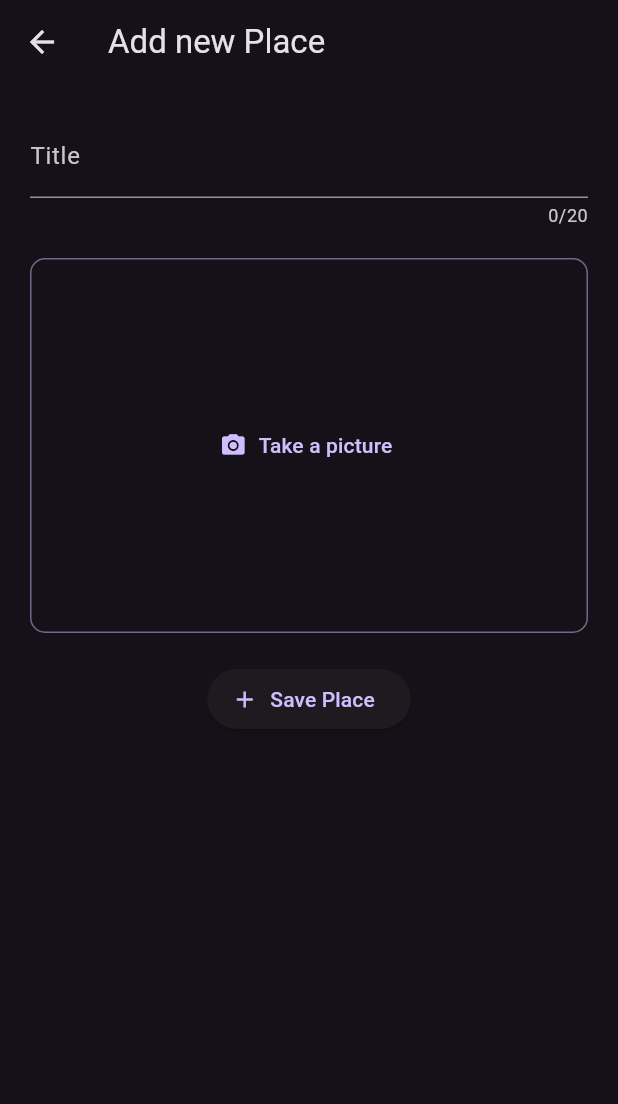
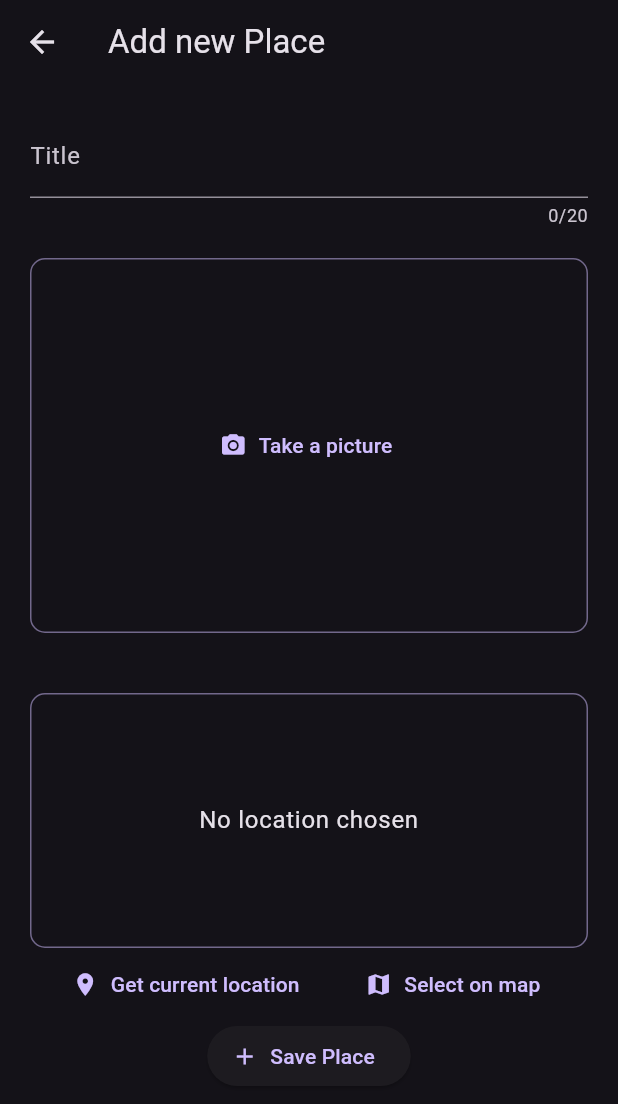
Before and after one commit to DiegoAuzaDev/native_feature_app, a Flutter app: the AddPlaceScren screen opened directly, on a phone screen of 412 x 824 dp. Shown: the top 1104 px of the screen. Run offline on Flutter 3.47's test engine with Material 3 defaults, Android fonts, the phone set to English and light mode, and no system bars; our stand-ins replace flutter_riverpod, image_picker, location.

```diff
--- a/lib/screen/add_place.dart
+++ b/lib/screen/add_place.dart
@@ -3,6 +3,8 @@ import 'package:flutter_riverpod/flutter_riverpod.dart';
 import 'package:native_feature_app/providers/user_places.dart';
 import 'package:native_feature_app/widgets/image_input.dart';
 import 'dart:io';
+
+import 'package:native_feature_app/widgets/location_input.dart';
 
 class AddPlaceScren extends ConsumerStatefulWidget {
   const AddPlaceScren({super.key});
@@ -65,6 +67,10 @@ class _AddPlaceScrenState extends ConsumerState<AddPlaceScren> {
               const SizedBox(
                 height: 20,
               ),
+              const SizedBox(
+                height: 20,
+              ),
+              const LocationInput(),
               ElevatedButton.icon(
                 icon: const Icon(Icons.add),
                 onPressed: () {
--- /dev/null
+++ b/lib/widgets/location_input.dart
@@ -0,0 +1,99 @@
+import 'package:flutter/material.dart';
+import 'package:location/location.dart';
+
+class LocationInput extends StatefulWidget {
+  const LocationInput({super.key});
+
+  @override
+  State<LocationInput> createState() => _LocationInputState();
+}
+
+class _LocationInputState extends State<LocationInput> {
+  Location? _pickLocation;
+
+  var _isGettingLocation = false;
+
+  void _getCurrentLocation() async {
+    Location location = Location();
+
+    bool serviceEnabled;
+    PermissionStatus permissionGranted;
+    LocationData locationData;
+
+    serviceEnabled = await location.serviceEnabled();
+    if (!serviceEnabled) {
+      serviceEnabled = await location.requestService();
+      if (!serviceEnabled) {
+        return;
+      }
+    }
+
+    permissionGranted = await location.hasPermission();
+    if (permissionGranted == PermissionStatus.denied) {
+      permissionGranted = await location.requestPermission();
+      if (permissionGranted != PermissionStatus.granted) {
+        return;
+      }
+    }
+    setState(() {
+      _isGettingLocation = true;
+    });
+    locationData = await location.getLocation();
+    setState(() {
+      _isGettingLocation = false;
+    });
+    print(locationData.latitude);
+    print(locationData.longitude);
+  }
+
+  @override
+  Widget build(BuildContext context) {
+    Widget previouContent = Text(
+      "No location chosen",
+      textAlign: TextAlign.center,
+      style: Theme.of(context)
+          .textTheme
+          .bodyLarge!
+          .copyWith(color: Theme.of(context).colorScheme.onBackground),
+    );
+
+    if (_isGettingLocation) {
+      previouContent = const CircularProgressIndicator();
+    }
+    return Column(
+      children: [
+        Container(
+            alignment: Alignment.center,
+            decoration: BoxDecoration(
+              borderRadius: const BorderRadius.all(Radius.circular(10)),
+              border: Border.all(
+                width: 1,
+                color: Theme.of(context).colorScheme.primary.withOpacity(0.5),
+              ),
+            ),
+            height: 170,
+            width: double.infinity,
+            child: previouContent),
+        Row(
+          mainAxisAlignment: MainAxisAlignment.spaceEvenly,
+          children: [
+            TextButton.icon(
+              onPressed: _getCurrentLocation,
+              label: const Text("Get current location"),
+              icon: const Icon(
+                Icons.location_on,
+              ),
+            ),
+            TextButton.icon(
+              onPressed: () {},
+              label: const Text("Select on map"),
+              icon: const Icon(
+                Icons.map,
+              ),
+            ),
+          ],
+        ),
+      ],
+    );
+  }
+}
--- a/pubspec.yaml
+++ b/pubspec.yaml
@@ -39,6 +39,7 @@ dependencies:
   flutter_riverpod: ^2.4.9
   uuid: ^4.3.3
   image_picker: ^1.0.7
+  location: ^5.0.3
 
 dev_dependencies:
   flutter_test:
```
Also changed, not shown: pubspec.lock, 3 other files.
